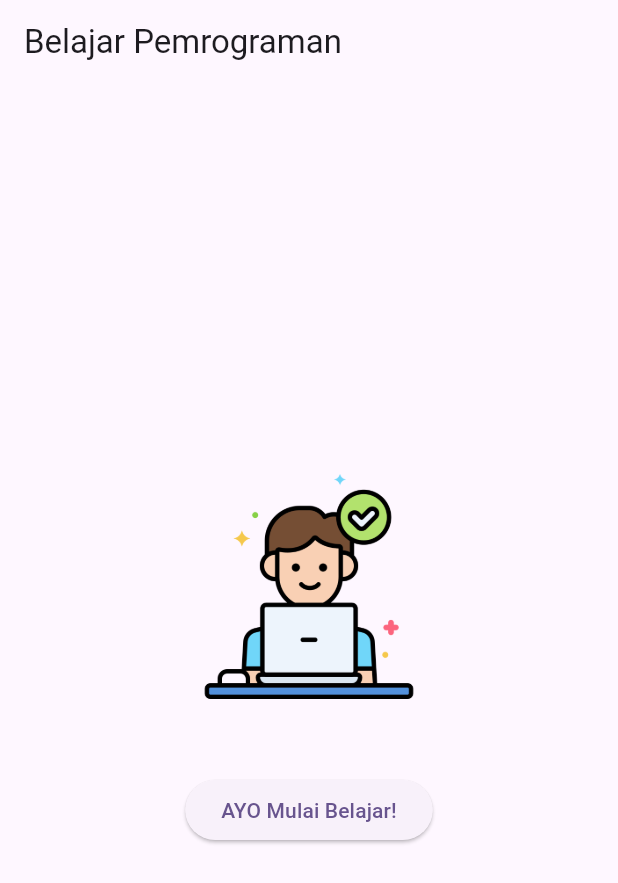
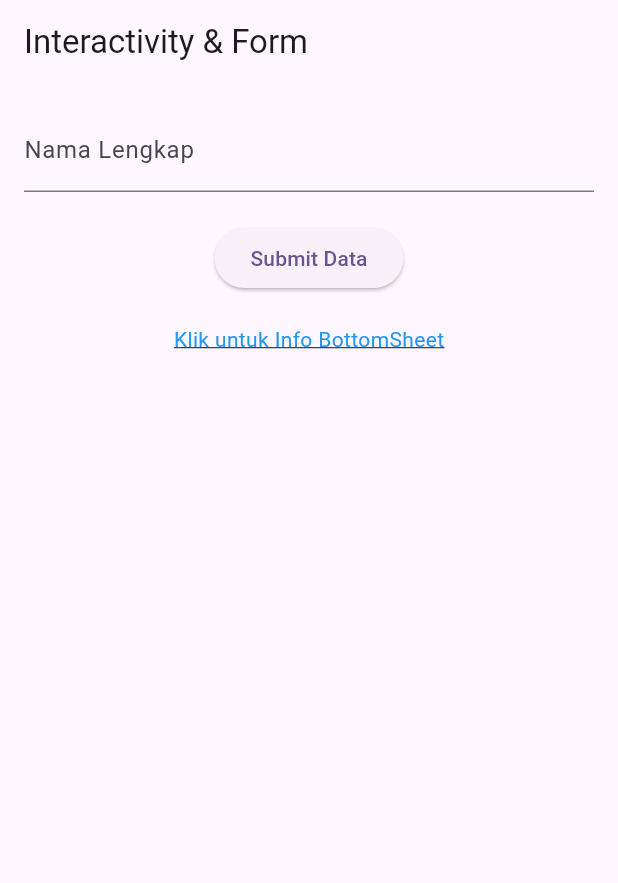
Before and after one commit to ranikece/Prak_MobileLanjut_2417051006, a Flutter app: the screen it shows after launch, on a phone screen of 412 x 824 dp. Shown: the top 883 px of the screen. Run offline on Flutter 3.47's test engine with Material 3 defaults, Android fonts, the phone set to English and light mode, and no system bars.

Commit message:
Membuat form interaktif pertemuan 4

```diff
--- /dev/null
+++ b/lib/form_widget.dart
@@ -0,0 +1,81 @@
+import 'package:flutter/material.dart';
+
+class FormWidget extends StatefulWidget {
+  const FormWidget({super.key});
+
+  @override
+  State<FormWidget> createState() => _FormWidgetState();
+}
+
+class _FormWidgetState extends State<FormWidget> {
+  final _formKey = GlobalKey<FormState>();
+  final TextEditingController _namaController = TextEditingController();
+
+  @override
+  Widget build(BuildContext context) {
+    return Scaffold(
+      appBar: AppBar(title: const Text('Interactivity & Form')),
+      body: Padding(
+        padding: const EdgeInsets.all(16.0),
+        child: Form(
+          key: _formKey,
+          child: Column(
+            children: [
+              // ini textfield sama validasinya
+              TextFormField(
+                controller: _namaController,
+                decoration: const InputDecoration(labelText: 'Nama Lengkap'),
+                validator: (value) =>
+                    value!.isEmpty ? 'Nama tidak boleh kosong!' : null,
+              ),
+              const SizedBox(height: 20),
+
+              // ini button dan event handlingnya
+              ElevatedButton(
+                onPressed: () {
+                  if (_formKey.currentState!.validate()) {
+                    showDialog(
+                      context: context,
+                      builder: (context) => AlertDialog(
+                        title: const Text('Sukses'),
+                        content: Text('Halo ${_namaController.text}!'),
+                        actions: [
+                          TextButton(
+                            onPressed: () => Navigator.pop(context),
+                            child: const Text('OK'),
+                          ),
+                        ],
+                      ),
+                    );
+                  }
+                },
+                child: const Text('Submit Data'),
+              ),
+              const SizedBox(height: 20),
+
+              //ini gesture sama bottom sheetnya
+              GestureDetector(
+                onTap: () {
+                  showModalBottomSheet(
+                    context: context,
+                    builder: (context) => const Padding(
+                      padding: EdgeInsets.all(20),
+                      child: Text('Ini Bottom Sheet dari GestureDetector!'),
+                    ),
+                  );
+                },
+                child: const Text(
+                  'Klik untuk Info BottomSheet',
+                  style: TextStyle(
+                    color: Colors.blue,
+                    decoration: TextDecoration.underline,
+                  ),
+                ),
+              ),
+            ],
+          ),
+        ),
+      ),
+    );
+  }
+}
--- a/lib/main.dart
+++ b/lib/main.dart
@@ -1,8 +1,9 @@
 import 'package:flutter/material.dart';
 
-// import 'column_widget.dart';
-// import 'row_widget.dart';
+import 'column_widget.dart';
+import 'row_widget.dart';
 import 'first_widget.dart';
+import 'form_widget.dart';
 
 void main() {
   runApp(const MyApp());
@@ -21,7 +22,7 @@
         ), // ColorScheme.fromSeed
         useMaterial3: true,
       ), // ThemeData
-      home: const FirstWidget(),
+      home: const FormWidget(),
     ); // MaterialApp
   }
 }
```
